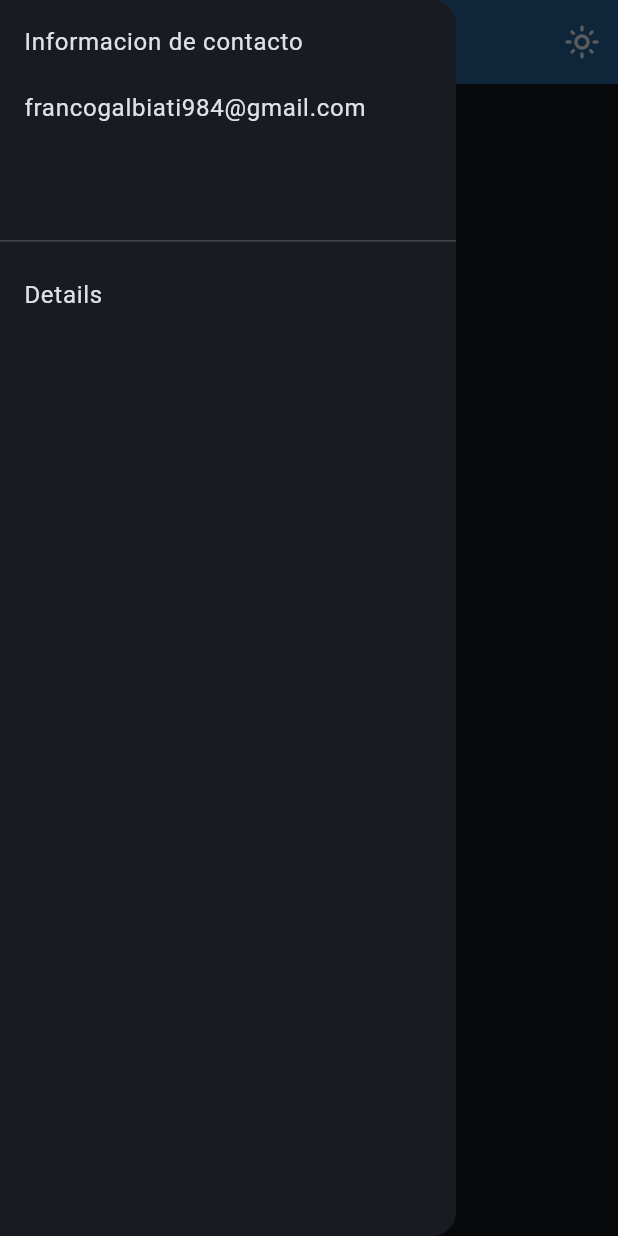
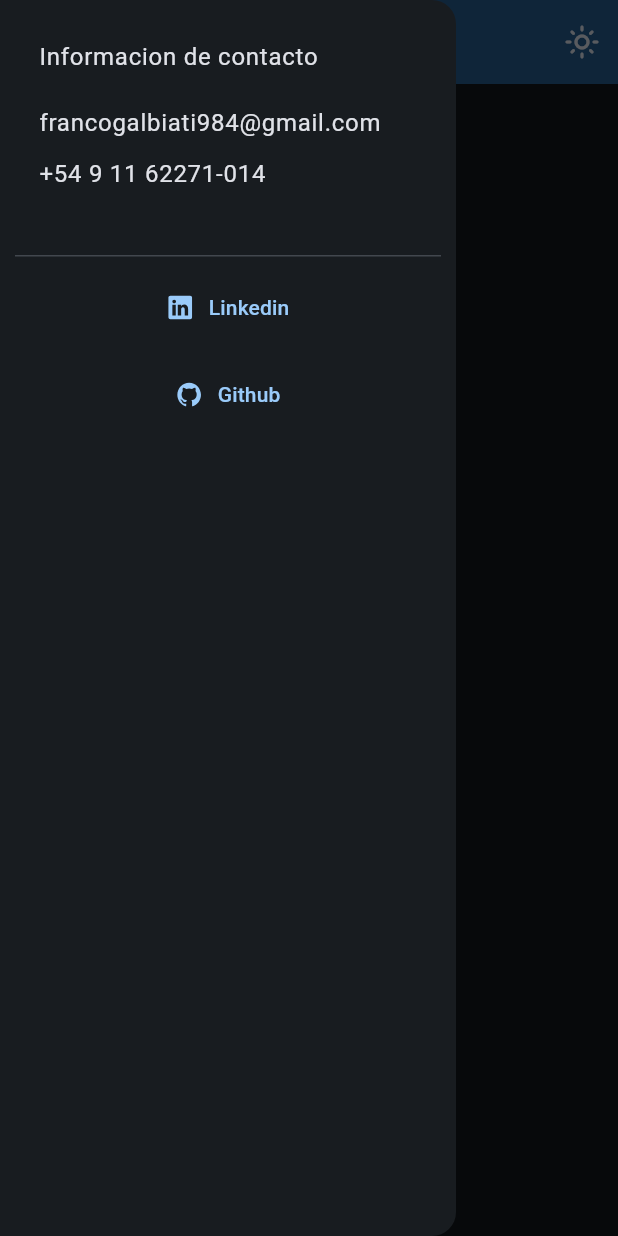
Before and after one commit to Galbfran/flutter_cv_online, a Flutter app: the screen it shows after launch, with the side drawer open, on a phone screen of 412 x 824 dp. Run offline on Flutter 3.47's test engine with Material 3 defaults, Android fonts, the phone set to English and light mode, and no system bars; our stand-ins replace flutter_riverpod, go_router, ionicons, riverpod_annotation; generated files the repository leaves out were written again.

Commit message:
add links linkedin and github

```diff
--- a/lib/features/screens/home_screen.dart
+++ b/lib/features/screens/home_screen.dart
@@ -1,8 +1,8 @@
-// ignore_for_file: deprecated_member_use
-import 'package:cv_online/config/router/app_router.dart';
 import 'package:cv_online/features/infrastructure/provider/theme_app_provider.dart';
 import 'package:flutter/material.dart';
 import 'package:flutter_riverpod/flutter_riverpod.dart';
+import 'package:ionicons/ionicons.dart';
+import 'package:url_launcher/url_launcher.dart';
 
 class HomeScreen extends ConsumerWidget {
   const HomeScreen({super.key});
@@ -11,26 +11,7 @@ class HomeScreen extends ConsumerWidget {
   Widget build(BuildContext context, WidgetRef ref) {
     final isDarkMode = ref.watch(darkModeProvider);
     return Scaffold(
-      drawer: NavigationDrawer(children: [
-        const DrawerHeader(
-          child: Column(
-            crossAxisAlignment: CrossAxisAlignment.start,
-            children: [
-              Text('Informacion de contacto'),
-              SizedBox(
-                height: 20,
-              ),
-              Text('francogalbiati984@gmail.com'),
-            ],
-          ),
-        ),
-        ListTile(
-          title: const Text('Details'),
-          onTap: () {
-            ref.read(appRouterProvider).go('/details');
-          },
-        ),
-      ]),
+      drawer: const AppDrawer(),
       appBar: AppBar(
         backgroundColor: isDarkMode == false
             ? const Color.fromARGB(255, 79, 164, 238)
@@ -50,3 +31,69 @@ class HomeScreen extends ConsumerWidget {
     );
   }
 }
+
+class AppDrawer extends StatelessWidget {
+  const AppDrawer({
+    super.key,
+  });
+
+  @override
+  Widget build(BuildContext context) {
+    return NavigationDrawer(children: [
+      const DrawerHeader(
+        margin: EdgeInsets.all(10),
+        child: Column(
+          crossAxisAlignment: CrossAxisAlignment.start,
+          children: [
+            Text('Informacion de contacto'),
+            SizedBox(
+              height: 20,
+            ),
+            Text('francogalbiati984@gmail.com'),
+            SizedBox(
+              height: 10,
+            ),
+            Text('+54 9 11 62271-014'),
+          ],
+        ),
+      ),
+      TextButton(
+        onPressed: () =>
+            _launchUrl('https://www.linkedin.com/in/franco-galbiati/'),
+        child: const Row(
+          mainAxisAlignment: MainAxisAlignment.center,
+          children: [
+            Icon(Ionicons.logo_linkedin),
+            SizedBox(
+              width: 10,
+            ),
+            Text('Linkedin'),
+          ],
+        ),
+      ),
+      const SizedBox(
+        height: 10,
+      ),
+      TextButton(
+        onPressed: () => _launchUrl('https://github.com/Galbfran'),
+        child: const Row(
+          mainAxisAlignment: MainAxisAlignment.center,
+          children: [
+            Icon(Ionicons.logo_github),
+            SizedBox(
+              width: 10,
+            ),
+            Text('Github'),
+          ],
+        ),
+      )
+    ]);
+  }
+}
+
+Future<void> _launchUrl(String url) async {
+  final Uri url0 = Uri.parse(url);
+  if (await launchUrl(url0)) {
+    throw Exception('Could not launch $url0');
+  }
+}
--- a/pubspec.yaml
+++ b/pubspec.yaml
@@ -39,6 +39,7 @@ dependencies:
   riverpod_annotation: ^2.3.5
   go_router: ^14.0.2
   url_launcher: ^6.2.6
+  ionicons: ^0.2.2
 
 dev_dependencies:
   flutter_test:
```
Also changed, not shown: pubspec.lock.
